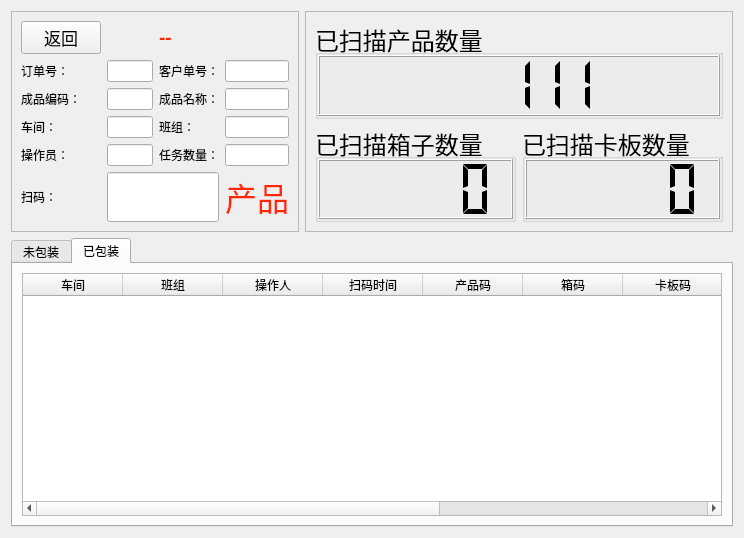
Qt form ui/scan_frame.ui (izerui/scanrun) before a commit.
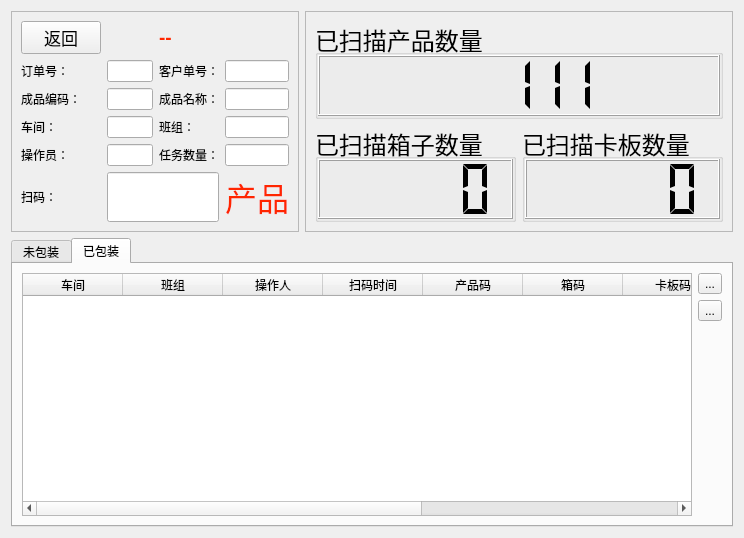
The same form after that commit. The open tabs and pages were chosen to show the change. Icons and pictures are not drawn.

What changed in the file:
```diff
--- a/ui/scan_frame.ui
+++ b/ui/scan_frame.ui
@@ -121,6 +121,75 @@
        <string>已包装</string>
       </attribute>
       <layout class="QGridLayout" name="gridLayout_9">
+       <item row="0" column="1" alignment="Qt::AlignTop">
+        <widget class="QWidget" name="widget_2" native="true">
+         <layout class="QVBoxLayout" name="verticalLayout_2">
+          <property name="leftMargin">
+           <number>0</number>
+          </property>
+          <property name="topMargin">
+           <number>0</number>
+          </property>
+          <property name="rightMargin">
+           <number>0</number>
+          </property>
+          <property name="bottomMargin">
+           <number>0</number>
+          </property>
+          <item>
+           <widget class="QToolButton" name="toolButton_2">
+            <property name="cursor">
+             <cursorShape>PointingHandCursor</cursorShape>
+            </property>
+            <property name="focusPolicy">
+             <enum>Qt::ClickFocus</enum>
+            </property>
+            <property name="toolTip">
+             <string>删除选择的条目</string>
+            </property>
+            <property name="text">
+             <string>...</string>
+            </property>
+            <property name="icon">
+             <iconset>
+              <normalon>:/logo/pic/delete.png</normalon>
+             </iconset>
+            </property>
+            <property name="iconSize">
+             <size>
+              <width>24</width>
+              <height>24</height>
+             </size>
+            </property>
+           </widget>
+          </item>
+          <item>
+           <widget class="QToolButton" name="toolButton_3">
+            <property name="cursor">
+             <cursorShape>PointingHandCursor</cursorShape>
+            </property>
+            <property name="focusPolicy">
+             <enum>Qt::ClickFocus</enum>
+            </property>
+            <property name="text">
+             <string>...</string>
+            </property>
+            <property name="icon">
+             <iconset>
+              <normalon>:/logo/pic/upload.png</normalon>
+             </iconset>
+            </property>
+            <property name="iconSize">
+             <size>
+              <width>24</width>
+              <height>24</height>
+             </size>
+            </property>
+           </widget>
+          </item>
+         </layout>
+        </widget>
+       </item>
        <item row="0" column="0">
         <widget class="QTableWidget" name="table1">
          <property name="editTriggers">
```
Left out of the diff: 64 changed lines with no effect on the pictures. Lines whose indentation alone changed are shown as unchanged.
